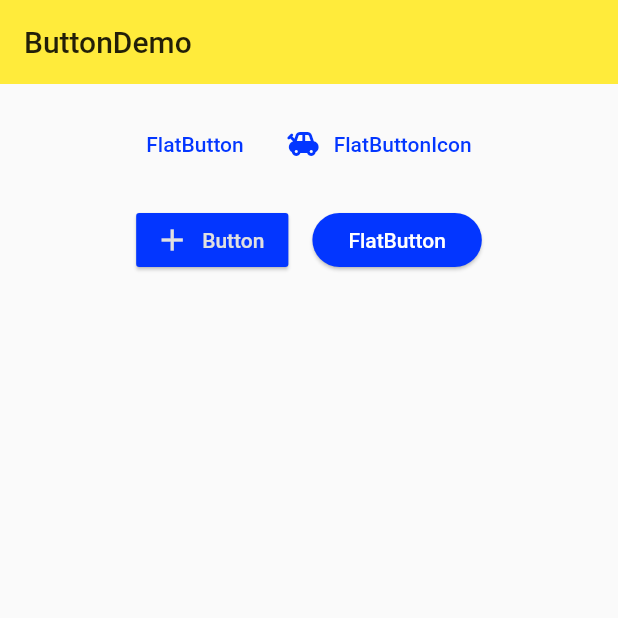
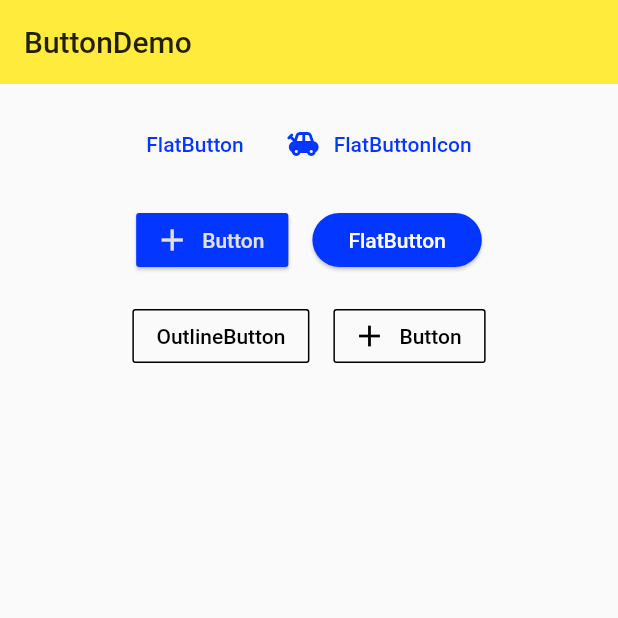
Before and after one commit to anhengchangyua/zy_flutter, a Flutter app: the ButtonDemo screen opened directly, on a phone screen of 412 x 824 dp, the top half of it. Run offline on Flutter 3.47's test engine with Material 2 defaults, Android fonts, the phone set to English and light mode, and no system bars.

Commit message:
button dd

```diff
--- a/lib/demo/material_components.dart
+++ b/lib/demo/material_components.dart
@@ -113,6 +113,34 @@ class ButtonDemo extends StatelessWidget {
                   ),
                 ), //文字按钮
               ],
+            ),
+            SizedBox(
+              height: 16.0,
+            ),
+            Row(
+              mainAxisAlignment: MainAxisAlignment.center,
+              children: <Widget>[
+                OutlineButton(
+                  child: Text('OutlineButton'),
+                  splashColor: Colors.grey[200],
+                  // color: Theme.of(context).accentColor,
+                  borderSide: BorderSide(color: Colors.black),
+                  textColor: Colors.black,
+                  onPressed: () => debugPrint('111'),
+                ),
+                SizedBox(
+                  width: 16.0,
+                ),
+                OutlineButton.icon(
+                  icon: Icon(Icons.add),
+                  label: Text('Button'),
+                  onPressed: () {},
+                  borderSide: BorderSide(color: Colors.black),
+                  splashColor: Colors.grey,
+                  // color: Theme.of(context).accentColor,
+                  textColor: Colors.black,
+                ),
+              ],
             )
           ],
         ),
```
